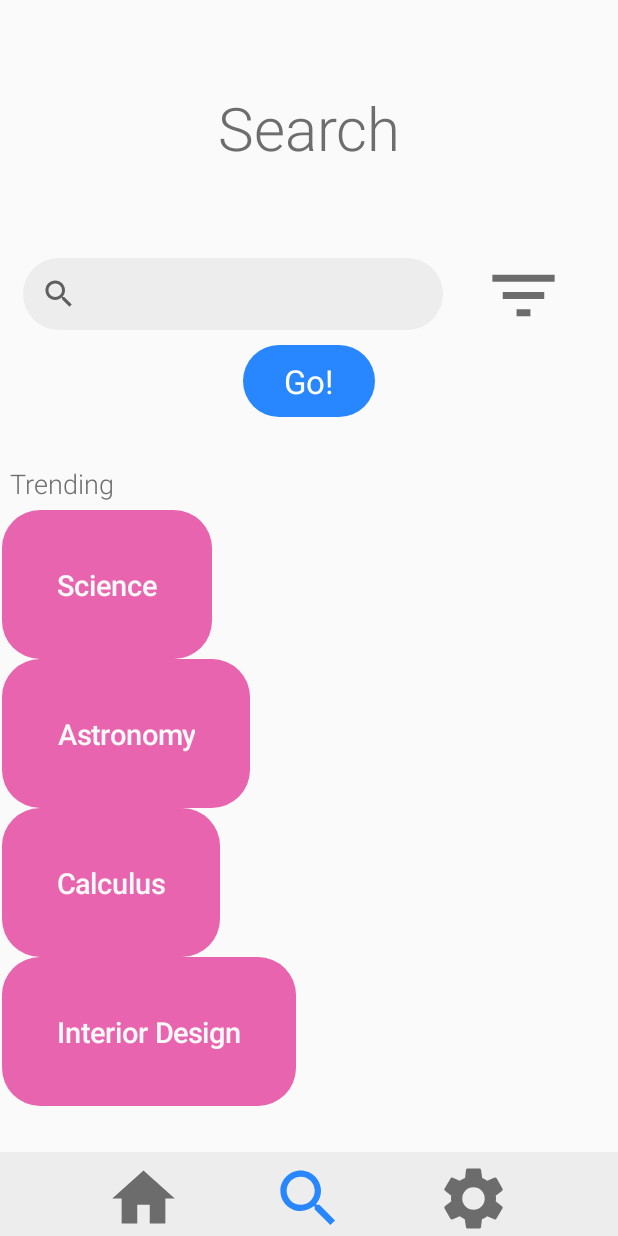
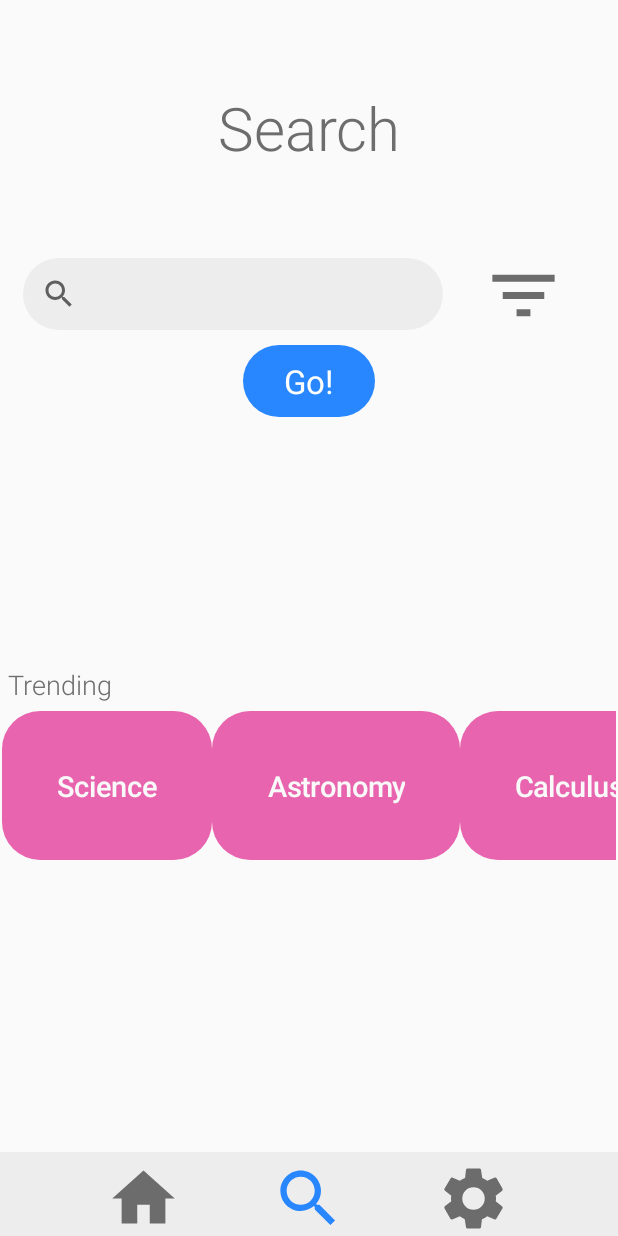
Before and after one commit to Sagethompson99/Course-Quest, an Android app: the SearchPage screen opened directly, with no data from a screen before it, on a phone screen of 412 x 824 dp. Run offline under Robolectric (Android 15) with nearby library versions, the phone set to English and light mode, and no system bars.

Commit message:
changed trending layout to horizontal

```diff
--- a/CourseQuest/COURSEQUESTOFFICIAL/app/src/main/java/com/example/coursequest/SearchPage.java
+++ b/CourseQuest/COURSEQUESTOFFICIAL/app/src/main/java/com/example/coursequest/SearchPage.java
@@ -1,6 +1,7 @@
 package com.example.coursequest;
 
 import androidx.appcompat.app.AppCompatActivity;
+import androidx.constraintlayout.widget.Constraints;
 
 import android.content.Intent;
 import android.content.SharedPreferences;
@@ -105,6 +106,12 @@ public class SearchPage extends AppCompatActivity {
             b.setTransformationMethod(null);
             b.setText(term);
             courseButtonFormatter.format(this, b);
+            Constraints.LayoutParams params = new Constraints.LayoutParams(
+                    Constraints.LayoutParams.WRAP_CONTENT,
+                    Constraints.LayoutParams.WRAP_CONTENT
+            );
+            params.setMargins(20, 0, 0, 20);
+            b.setLayoutParams(params);
             popularSearches.addView(b);
             b.setOnClickListener(new View.OnClickListener() {
                 public void onClick(View v) {
--- a/CourseQuest/COURSEQUESTOFFICIAL/app/src/main/res/layout/activity_search_page.xml
+++ b/CourseQuest/COURSEQUESTOFFICIAL/app/src/main/res/layout/activity_search_page.xml
@@ -100,6 +100,18 @@
         app:layout_constraintStart_toEndOf="@+id/searchFor"
         app:layout_constraintTop_toBottomOf="@+id/textView3" />
 
+    <TextView
+        android:id="@+id/popularSearchesTitle"
+        android:layout_width="wrap_content"
+        android:layout_height="wrap_content"
+        android:layout_marginStart="5dp"
+        android:layout_marginBottom="5dp"
+        android:text="Trending"
+        android:textAppearance="@style/TextAppearance.AppCompat.Display4"
+        android:textSize="18sp"
+        app:layout_constraintBottom_toTopOf="@id/popularSearchesView"
+        app:layout_constraintStart_toStartOf="parent" />
+
     <HorizontalScrollView
         android:id="@+id/popularSearchesView"
         android:layout_width="match_parent"
@@ -110,25 +122,15 @@
         app:layout_constraintBottom_toTopOf="@+id/Navigation"
         app:layout_constraintEnd_toEndOf="parent"
         app:layout_constraintStart_toStartOf="parent"
-        app:layout_constraintTop_toBottomOf="@+id/search">
+        app:layout_constraintTop_toBottomOf="@+id/search"
+        android:scrollbars="none">
 
         <LinearLayout
             android:id="@+id/popularSearches"
             android:layout_width="wrap_content"
             android:layout_height="match_parent"
-            android:orientation="vertical" >
+            android:orientation="horizontal" />
 
-            <TextView
-                android:id="@+id/popularSearchesTitle"
-                android:layout_width="wrap_content"
-                android:layout_height="wrap_content"
-                android:layout_marginStart="5dp"
-                android:layout_marginBottom="5dp"
-                android:text="Trending"
-                android:textAppearance="@style/TextAppearance.AppCompat.Display4"
-                android:textSize="18sp" />
-
-        </LinearLayout>
     </HorizontalScrollView>
 
 </androidx.constraintlayout.widget.ConstraintLayout>
```
